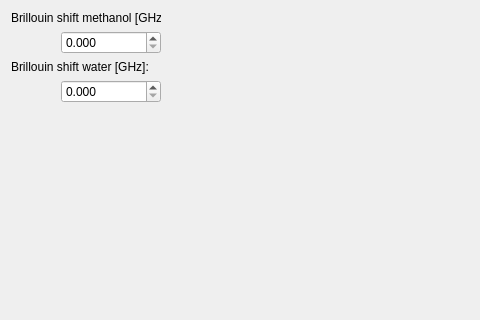
Qt form bmicro/gui/calibration/calibration_options.ui (BrillouinMicroscopy/BMicro) before a commit; both pictures show x 0 to 480 and y 0 to 320 of the 578 by 468 pixel window.
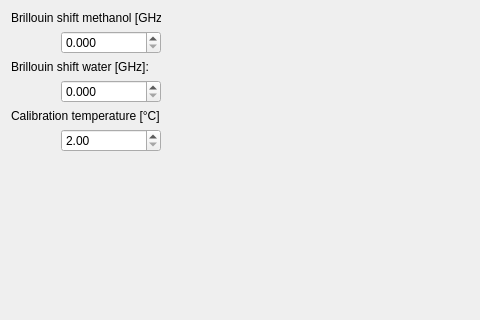
The same form after that commit.

Commit message: Add input field calibration temperature

Patch:
```diff
--- a/bmicro/gui/calibration/calibration_options.ui
+++ b/bmicro/gui/calibration/calibration_options.ui
@@ -142,6 +142,52 @@
            </item>
           </layout>
          </item>
+         <item>
+          <widget class="QLabel" name="label_temperature">
+           <property name="text">
+            <string>Calibration temperature [°C]</string>
+           </property>
+          </widget>
+         </item>
+         <item>
+          <layout class="QHBoxLayout" name="horizontalLayout_5">
+           <item>
+            <spacer name="horizontalSpacer_4">
+             <property name="orientation">
+              <enum>Qt::Horizontal</enum>
+             </property>
+             <property name="sizeHint" stdset="0">
+              <size>
+               <width>40</width>
+               <height>20</height>
+              </size>
+             </property>
+            </spacer>
+           </item>
+           <item>
+            <widget class="QDoubleSpinBox" name="temperature">
+             <property name="minimumSize">
+              <size>
+               <width>100</width>
+               <height>0</height>
+              </size>
+             </property>
+             <property name="decimals">
+              <number>2</number>
+             </property>
+             <property name="minimum">
+              <double>2.000000000000000</double>
+             </property>
+             <property name="maximum">
+              <double>59.000000000000000</double>
+             </property>
+             <property name="singleStep">
+              <double>0.500000000000000</double>
+             </property>
+            </widget>
+           </item>
+          </layout>
+         </item>
          <item>
           <spacer name="verticalSpacer">
            <property name="orientation">
```
